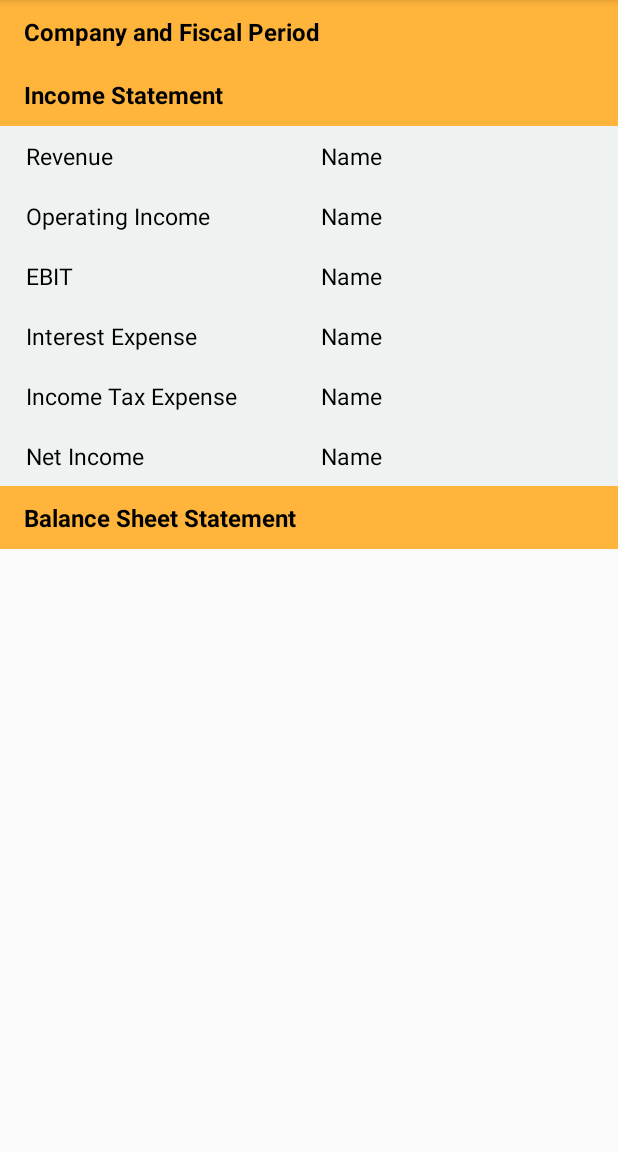
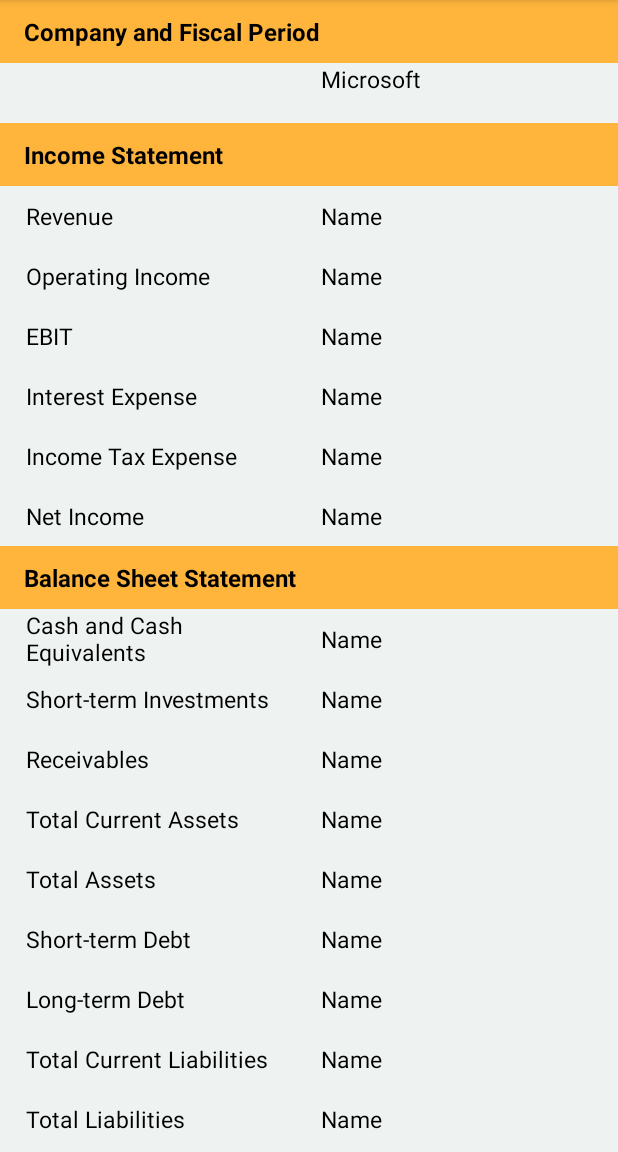
Before and after one commit to Ida631/Financial-Ratios-Go-Android, an Android app: the screen it shows after launch (MainActivity), on a phone screen of 412 x 824 dp, the part 84-1236 px from its top. Run offline under Robolectric (Android 15) with nearby library versions, the phone set to English and light mode, and no system bars.

Commit message:
add company

```diff
--- /dev/null
+++ b/app/src/main/java/com/example/financialratiosgoapp/Company.java
@@ -0,0 +1,17 @@
+package com.example.financialratiosgoapp;
+
+public class Company implements MainItemModel {
+    public static final int TYPE = 2;
+    private String mCompany;
+    public Company(String company) {
+        mCompany = company;
+    }
+    @Override
+    public int getType() {
+        return TYPE;
+    }
+
+    public String getmCompany() {
+        return mCompany;
+    }
+}
--- a/app/src/main/java/com/example/financialratiosgoapp/MainActivity.java
+++ b/app/src/main/java/com/example/financialratiosgoapp/MainActivity.java
@@ -21,6 +21,7 @@ public class MainActivity extends AppCompatActivity {
         MainAdapter mainAdapter = new MainAdapter(
                 Arrays.asList(
                         new Header("Company and Fiscal Period"),
+                        new Company( "Microsoft" ),
                         new Header("Income Statement"),
                         new FinancialStatement("Revenue"),
                         new FinancialStatement("Operating Income"),
@@ -28,7 +29,22 @@ public class MainActivity extends AppCompatActivity {
                         new FinancialStatement("Interest Expense"),
                         new FinancialStatement("Income Tax Expense"),
                         new FinancialStatement("Net Income"),
-                        new Header("Balance Sheet Statement")));
+                        new Header("Balance Sheet Statement"),
+                        new FinancialStatement( "Cash and Cash Equivalents" ),
+                        new FinancialStatement( "Short-term Investments" ),
+                        new FinancialStatement( "Receivables" ),
+                        new FinancialStatement( "Total Current Assets" ),
+                        new FinancialStatement( "Total Assets" ),
+                        new FinancialStatement( "Short-term Debt" ),
+                        new FinancialStatement( "Long-term Debt" ),
+                        new FinancialStatement( "Total Current Liabilities" ),
+                        new FinancialStatement( "Total Liabilities" ),
+                        new FinancialStatement( "Total Shareholder Equity" ),
+                        new Header( "Cash Flow Statement" ),
+                        new FinancialStatement("Operating Cash Flow" ),
+                        new FinancialStatement( "Dividend Payments" ),
+                        new FinancialStatement( "Free Cash Flow" )));
+
         recyclerView.setAdapter(mainAdapter);
 
     }
--- a/app/src/main/java/com/example/financialratiosgoapp/MainAdapter.java
+++ b/app/src/main/java/com/example/financialratiosgoapp/MainAdapter.java
@@ -13,7 +13,8 @@ import java.util.List;
 public class MainAdapter extends RecyclerView.Adapter<RecyclerView.ViewHolder> {
 
     public static final int HEADER = 0;
-    public static final int STATEMENT = 0;
+    public static final int STATEMENT = 1;
+    public static final int COMPANY= 2;
 
 
     private List<MainItemModel> models;
@@ -39,12 +40,19 @@ public class MainAdapter extends RecyclerView.Adapter<RecyclerView.ViewHolder> {
                     false);
             MainHeaderRowViewHolder holder = new MainHeaderRowViewHolder(view);
             return holder;
-        } else {
+        } else if(viewType == STATEMENT){
             View view = LayoutInflater.from(parent.getContext()).inflate(
                     R.layout.row_statement_home,
                     parent,
                     false);
             MainFinancialStatementRowViewHolder holder = new MainFinancialStatementRowViewHolder(view);
+            return holder;
+        } else {
+            View view = LayoutInflater.from(parent.getContext()).inflate(
+                    R.layout.row_company_home,
+                    parent,
+                    false);
+            MainCompanyRowViewHolder holder = new MainCompanyRowViewHolder( view );
             return holder;
         }
     }
@@ -56,11 +64,16 @@ public class MainAdapter extends RecyclerView.Adapter<RecyclerView.ViewHolder> {
             String title = model.getmTitle();
             MainHeaderRowViewHolder mainHeaderRowViewHolder = (MainHeaderRowViewHolder) holder;
             mainHeaderRowViewHolder.bind(title);
-        } else {
+        } else if (holder.getItemViewType() == STATEMENT){
             FinancialStatement model = (FinancialStatement)models.get(position);
             String name = model.getmName();
             MainFinancialStatementRowViewHolder mainFinancialStatementRowViewHolder = (MainFinancialStatementRowViewHolder) holder;
             mainFinancialStatementRowViewHolder.bind(name);
+        }else {
+            Company company = (Company)models.get(position);
+            String companyName = company.getmCompany();
+            MainCompanyRowViewHolder mainCompanyRowViewHolder=(MainCompanyRowViewHolder) holder;
+            mainCompanyRowViewHolder.bind( companyName );
         }
     }
 
--- /dev/null
+++ b/app/src/main/java/com/example/financialratiosgoapp/MainCompanyRowViewHolder.java
@@ -0,0 +1,18 @@
+package com.example.financialratiosgoapp;
+
+import android.view.View;
+import android.widget.TextView;
+
+import androidx.annotation.NonNull;
+import androidx.recyclerview.widget.RecyclerView;
+
+public class MainCompanyRowViewHolder extends RecyclerView.ViewHolder {
+    public MainCompanyRowViewHolder(@NonNull View itemView) {
+        super(itemView);
+    }
+
+    public void bind(String title) {
+        TextView companyTextView = itemView.findViewById(R.id.company);
+        companyTextView.setText(title);
+    }
+}
--- /dev/null
+++ b/app/src/main/res/layout/row_company_home.xml
@@ -0,0 +1,34 @@
+<?xml version="1.0" encoding="utf-8"?>
+<androidx.constraintlayout.widget.ConstraintLayout xmlns:android="http://schemas.android.com/apk/res/android"
+    xmlns:app="http://schemas.android.com/apk/res-auto"
+    xmlns:tools="http://schemas.android.com/tools"
+    android:id="@+id/ConstraintLayout"
+    android:layout_width="match_parent"
+    android:layout_height="wrap_content"
+    android:background="#EEF3F2"
+    android:orientation="vertical" >
+
+    <TextView
+        android:id="@+id/company"
+        android:layout_width="0dp"
+        android:layout_height="40dp"
+        android:layout_marginStart="8dp"
+        android:layout_marginLeft="8dp"
+        android:layout_marginEnd="16dp"
+        android:layout_marginRight="16dp"
+        android:background="@android:color/transparent"
+        android:ems="10"
+        android:textColor="@android:color/black"
+        android:textSize="15sp"
+        app:layout_constraintEnd_toEndOf="parent"
+        app:layout_constraintStart_toStartOf="@+id/guideline5"
+        app:layout_constraintTop_toTopOf="parent" />
+
+    <androidx.constraintlayout.widget.Guideline
+        android:id="@+id/guideline5"
+        android:layout_width="wrap_content"
+        android:layout_height="wrap_content"
+        android:orientation="vertical"
+        app:layout_constraintGuide_percent="0.5" />
+
+</androidx.constraintlayout.widget.ConstraintLayout>
```
